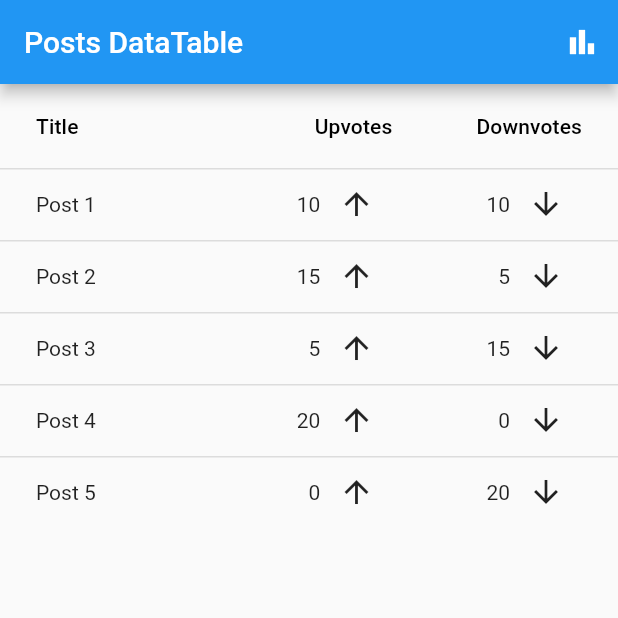
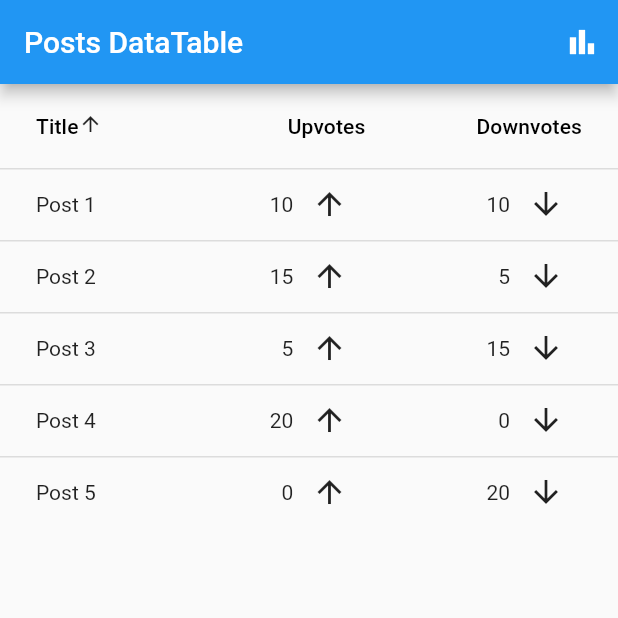
Before and after one commit to Xuan0629/csci4100-lab8, a Flutter app: the screen it shows after launch, after a tap on "Title", on a phone screen of 412 x 824 dp, the top half of it. Run offline on Flutter 3.47's test engine with Material 2 defaults, Android fonts, the phone set to English and light mode, and no system bars; our stand-ins replace charts_flutter.

Commit message:
sort feature add

```diff
--- a/lab8/lib/post_data_table.dart
+++ b/lab8/lib/post_data_table.dart
@@ -15,6 +15,8 @@ class PostsDataTable extends StatefulWidget {
 class _PostsDataTableState extends State<PostsDataTable> {
   late List<Post> posts;
 
+  int? sortColumnIndex;
+  bool isAscending = true;
 
   @override
   void initState() {
@@ -36,10 +38,24 @@ class _PostsDataTableState extends State<PostsDataTable> {
   @override
   Widget build(BuildContext context) {
     return DataTable(
+      sortAscending: isAscending,
+      sortColumnIndex: sortColumnIndex,
       columns: [
-        DataColumn(label: Text('Title'), onSort: _onSort),
-        DataColumn(label: Text('Upvotes'), numeric: true),
-        DataColumn(label: Text('Downvotes'), numeric: true),
+        DataColumn(
+          label: Text('Title'),
+          onSort: _onSort,
+          numeric: false,
+        ),
+        DataColumn(
+          label: Text('Upvotes'),
+          onSort: _onSort,
+          numeric: true,
+        ),
+        DataColumn(
+          label: Text('Downvotes'),
+          onSort: _onSort,
+          numeric: true,
+        ),
       ],
       rows: posts.map((post) => DataRow(cells: [
         DataCell(Text(post.title)),
@@ -69,6 +85,9 @@ class _PostsDataTableState extends State<PostsDataTable> {
 
   void _onSort(int columnIndex, bool ascending) {
     setState(() {
+      sortColumnIndex = columnIndex;
+      isAscending = ascending;
+
       if (columnIndex == 0) { // Title column
         posts.sort((a, b) => ascending
             ? a.title.compareTo(b.title)
```
